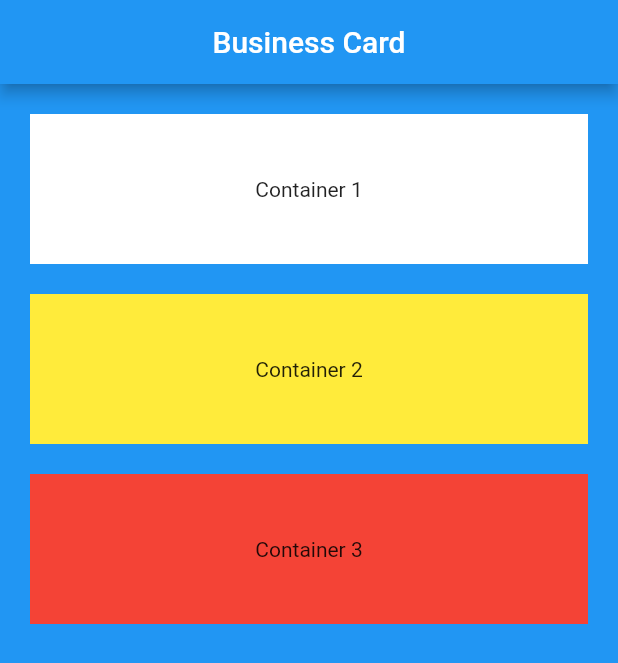
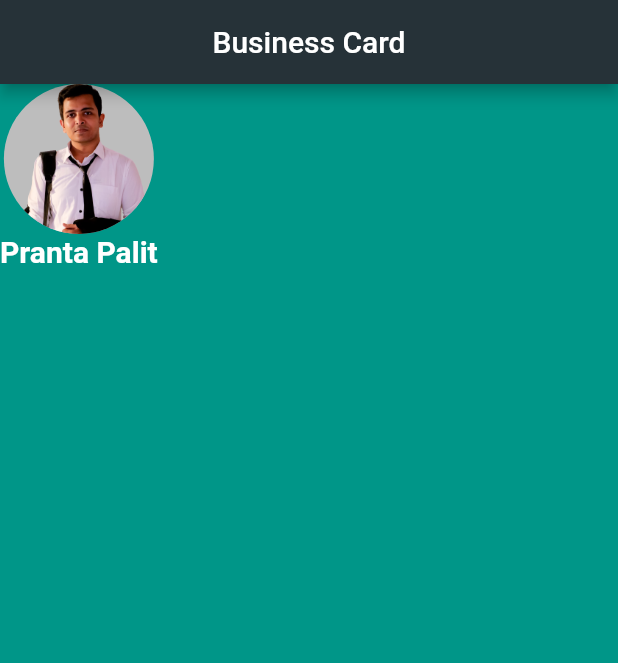
Before and after one commit to Pranta-Palit/Flutter_Business_Card, a Flutter app: the screen it shows after launch, on a phone screen of 412 x 824 dp. Shown: the top 663 px of the screen. Run offline on Flutter 3.47's test engine with Material 2 defaults, Android fonts, the phone set to English and light mode, and no system bars.

Commit message:
added Circle Avatar, iamge, name, font formatting

```diff
--- a/lib/main.dart
+++ b/lib/main.dart
@@ -4,6 +4,7 @@ void main() {
   runApp(BusinessCard());
 }
 
+// StatelessWidget shortcut: stless
 class BusinessCard extends StatelessWidget {
   const BusinessCard({Key? key}) : super(key: key);
 
@@ -14,62 +15,27 @@ class BusinessCard extends StatelessWidget {
       debugShowCheckedModeBanner: false,
 
       home: Scaffold(
-        backgroundColor: Colors.blue,
+        backgroundColor: Colors.teal,
         appBar: AppBar(
+          backgroundColor: Colors.blueGrey[900],
           title: Center(
             child: Text("Business Card"),
           ),
         ),
         body: SafeArea(
           child: Column(
-            // resource: https://medium.com/flutter-community/flutter-layout-cheat-sheet-5363348d037e
-
-            // Column by default takes the whole/max column length, we can set it to min so that it takes the necessary space
-            // mainAxisSize: MainAxisSize.min,
-            // mainAxisSize: MainAxisSize.max,
-
-            // VerticalDirection.up sets all containers from down to up
-            // verticalDirection: VerticalDirection.up,
-            // (default) VerticalDirection.down sets all containers from up to down
-            // verticalDirection: VerticalDirection.down,
-
-            // in a column, main axis is the vertical allignment, column contents will be centered, go to end etc
-            // mainAxisAlignment: MainAxisAlignment.center,
-            // mainAxisAlignment: MainAxisAlignment.end,
-            // mainAxisAlignment: MainAxisAlignment.spaceEvenly,
-
-            // when the size of containers are not same, we can allign containers using CrossAxisAlignment
-            // it can be also used for stretching the container to max length
-            crossAxisAlignment: CrossAxisAlignment.stretch,
             children: <Widget>[
-              // container 1
-              Container(
-                color: Colors.white,
-                height: 100.00,
-                width: 100.00,
-                margin: EdgeInsets.all(20.0),
-                child: Center(
-                  child: Text("Container 1"),
-                ),
+              CircleAvatar(
+                backgroundColor: Colors.grey[400],
+                radius: 50.0,
+                backgroundImage: AssetImage("images/pranta.png"),
               ),
-              // container 2
-              Container(
-                color: Colors.yellow,
-                height: 100.00,
-                width: 100.00,
-                margin: EdgeInsets.fromLTRB(20.0, 0.0, 20.0, 0.0),
-                child: Center(
-                  child: Text("Container 2"),
-                ),
-              ),
-              // container 3
-              Container(
-                color: Colors.red,
-                height: 100.00,
-                width: 100.00,
-                margin: EdgeInsets.fromLTRB(20.0, 20.0, 20.0, 0.0),
-                child: Center(
-                  child: Text("Container 3"),
+              Text(
+                "Pranta Palit",
+                style: TextStyle(
+                  fontSize: 20.0,
+                  color: Colors.white,
+                  fontWeight: FontWeight.bold,
                 ),
               ),
             ],
--- a/pubspec.yaml
+++ b/pubspec.yaml
@@ -58,8 +58,8 @@ flutter:
   uses-material-design: true
 
   # To add assets to your application, add an assets section, like this:
-  # assets:
-  #   - images/a_dot_burr.jpeg
+  assets:
+    - images/
   #   - images/a_dot_ham.jpeg
 
   # An image asset can refer to one or more resolution-specific "variants", see
```
Also changed, not shown: images/pranta.png (added).
